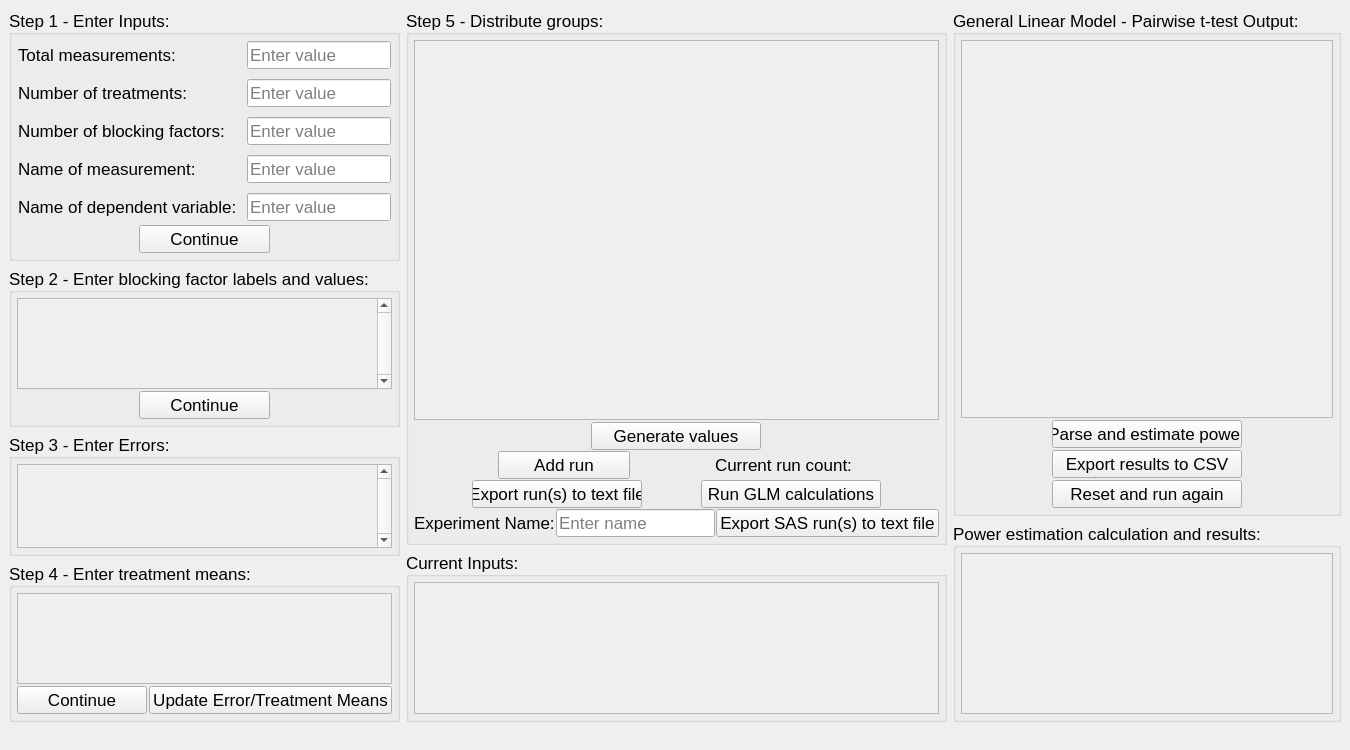
peytoncchen/Data-Modeler-Py, file mainwindow.ui: the form before one commit.
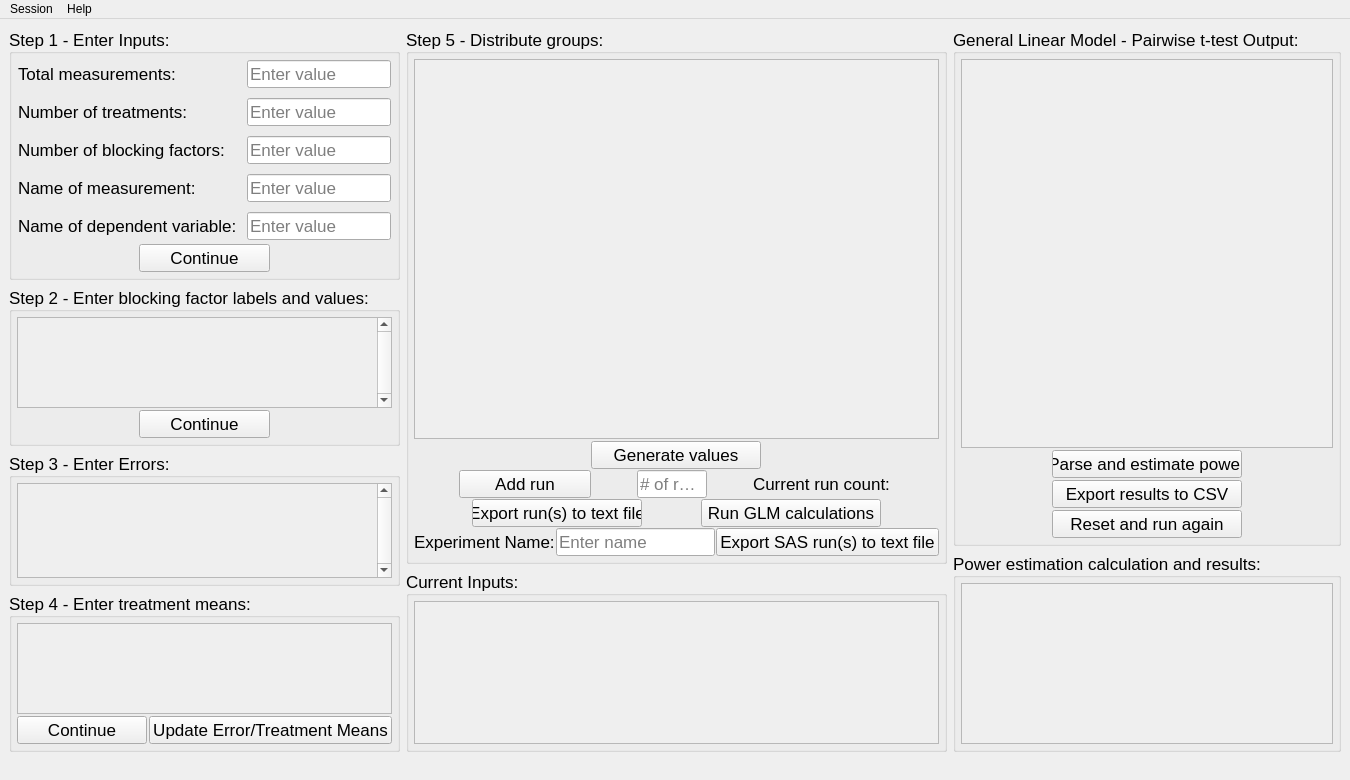
The form after the commit.

Diff of the .ui file:
```diff
--- a/mainwindow.ui
+++ b/mainwindow.ui
@@ -7,7 +7,7 @@
     <x>0</x>
     <y>0</y>
     <width>1350</width>
-    <height>750</height>
+    <height>780</height>
    </rect>
   </property>
   <property name="minimumSize">
@@ -327,7 +327,7 @@
               <x>0</x>
               <y>0</y>
               <width>377</width>
-              <height>88</height>
+              <height>90</height>
              </rect>
             </property>
            </widget>
@@ -426,7 +426,7 @@
               <x>0</x>
               <y>0</y>
               <width>377</width>
-              <height>121</height>
+              <height>125</height>
              </rect>
             </property>
            </widget>
@@ -493,7 +493,7 @@
               <x>0</x>
               <y>0</y>
               <width>393</width>
-              <height>88</height>
+              <height>90</height>
              </rect>
             </property>
            </widget>
@@ -637,6 +637,22 @@
                </property>
               </widget>
              </item>
+             <item>
+              <widget class="QLineEdit" name="numRuns">
+               <property name="maximumSize">
+                <size>
+                 <width>70</width>
+                 <height>16777215</height>
+                </size>
+               </property>
+               <property name="maxLength">
+                <number>3</number>
+               </property>
+               <property name="placeholderText">
+                <string># of runs</string>
+               </property>
+              </widget>
+             </item>
              <item>
               <widget class="QLabel" name="runCount">
                <property name="maximumSize">
@@ -767,7 +783,7 @@
               <x>0</x>
               <y>0</y>
               <width>460</width>
-              <height>111</height>
+              <height>118</height>
              </rect>
             </property>
            </widget>
@@ -838,7 +854,7 @@
               <x>0</x>
               <y>0</y>
               <width>393</width>
-              <height>361</height>
+              <height>369</height>
              </rect>
             </property>
            </widget>
@@ -993,6 +1009,46 @@
     <bool>false</bool>
    </property>
   </widget>
+  <widget class="QMenuBar" name="menuBar">
+   <property name="geometry">
+    <rect>
+     <x>0</x>
+     <y>0</y>
+     <width>1350</width>
+     <height>22</height>
+    </rect>
+   </property>
+   <widget class="QMenu" name="menuSession">
+    <property name="title">
+     <string>Session</string>
+    </property>
+    <addaction name="actionSave"/>
+    <addaction name="actionReset"/>
+   </widget>
+   <widget class="QMenu" name="menuHelp">
+    <property name="title">
+     <string>Help</string>
+    </property>
+    <addaction name="actionDocumentation"/>
+   </widget>
+   <addaction name="menuSession"/>
+   <addaction name="menuHelp"/>
+  </widget>
+  <action name="actionSave">
+   <property name="text">
+    <string>Save</string>
+   </property>
+  </action>
+  <action name="actionReset">
+   <property name="text">
+    <string>Reset</string>
+   </property>
+  </action>
+  <action name="actionDocumentation">
+   <property name="text">
+    <string>Documentation</string>
+   </property>
+  </action>
  </widget>
  <resources/>
  <connections/>
```
